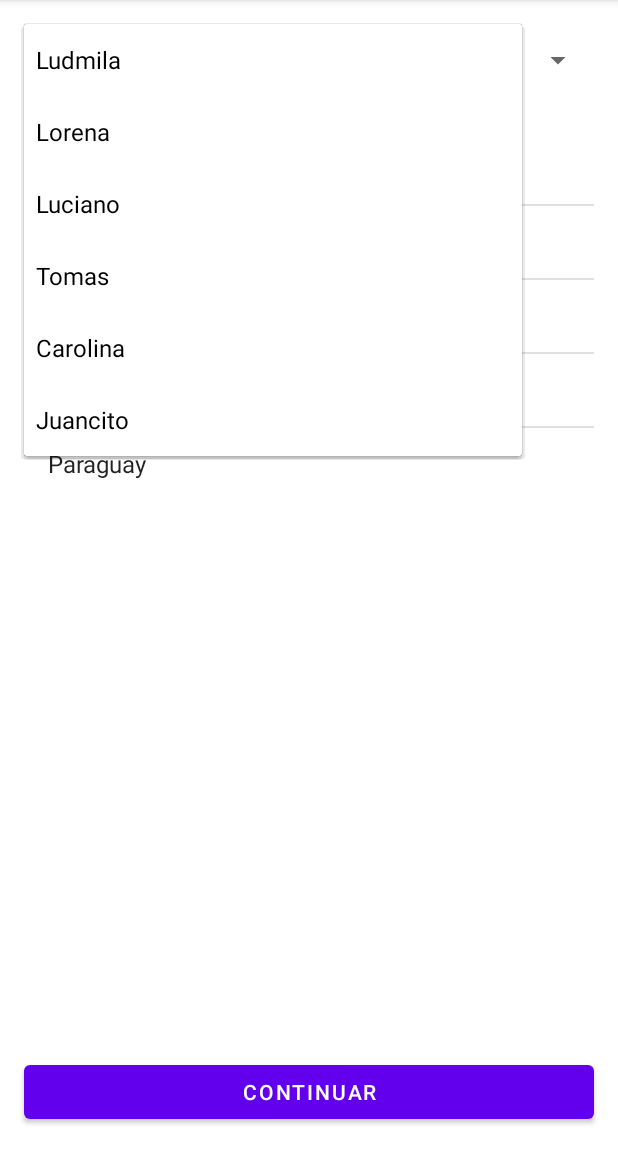
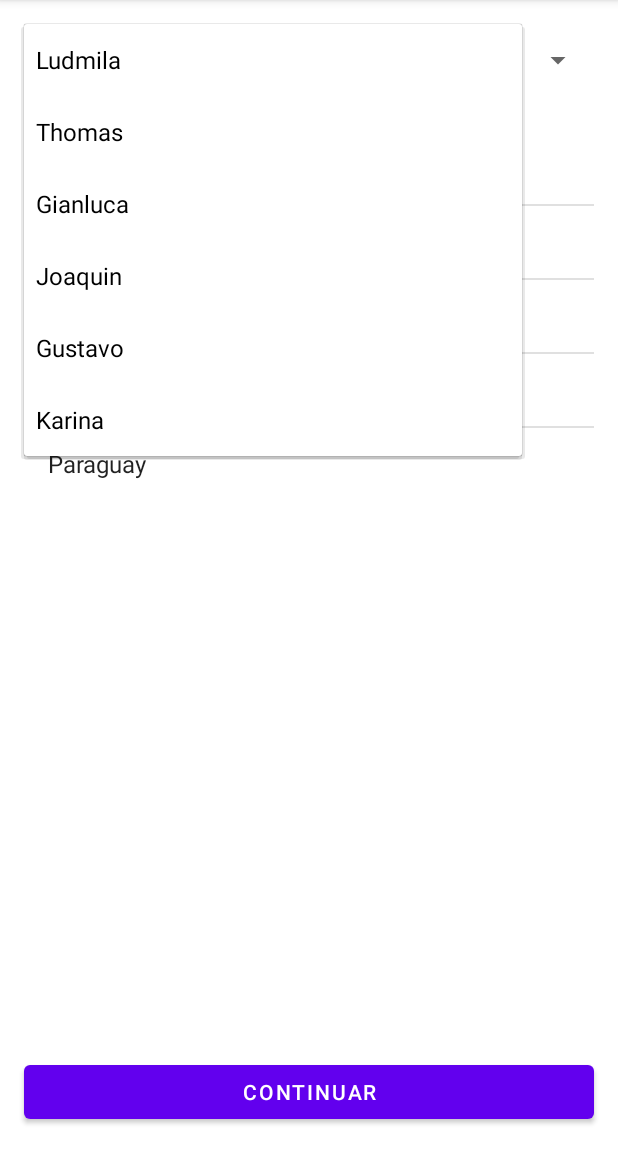
Before and after one commit to ThomasRomeu/listviewspinner, an Android app: the screen it shows after launch (MainActivity), after a tap on "Ludmila", on a phone screen of 412 x 824 dp, the part 84-1236 px from its top. Run offline under Robolectric (Android 15) with nearby library versions, the phone set to English and light mode, and no system bars.

Commit message:
Se cambia toda la lista de nombres

```diff
--- a/app/src/main/java/com/example/clase3listview/MainActivity.kt
+++ b/app/src/main/java/com/example/clase3listview/MainActivity.kt
@@ -28,7 +28,7 @@ class MainActivity : AppCompatActivity() {
         listView = findViewById(R.id.listView)
         button = findViewById(R.id.button)
 
-        val nombres = listOf("Ludmila", "Lorena", "Luciano", "Tomas", "Carolina", "Juancito")
+        val nombres = listOf("Ludmila", "Thomas", "Gianluca", "Joaquin", "Gustavo", "Karina")
 
 
         val adapter = ArrayAdapter(this, android.R.layout.simple_spinner_dropdown_item, nombres)
```
